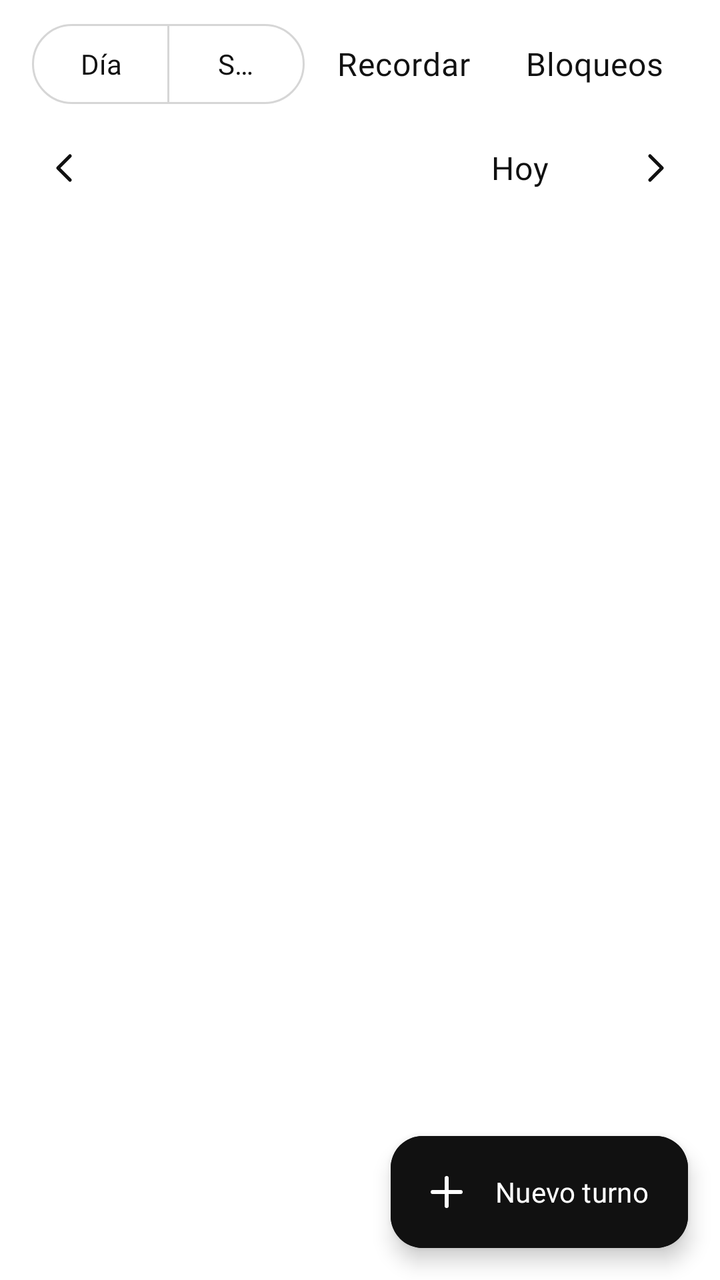
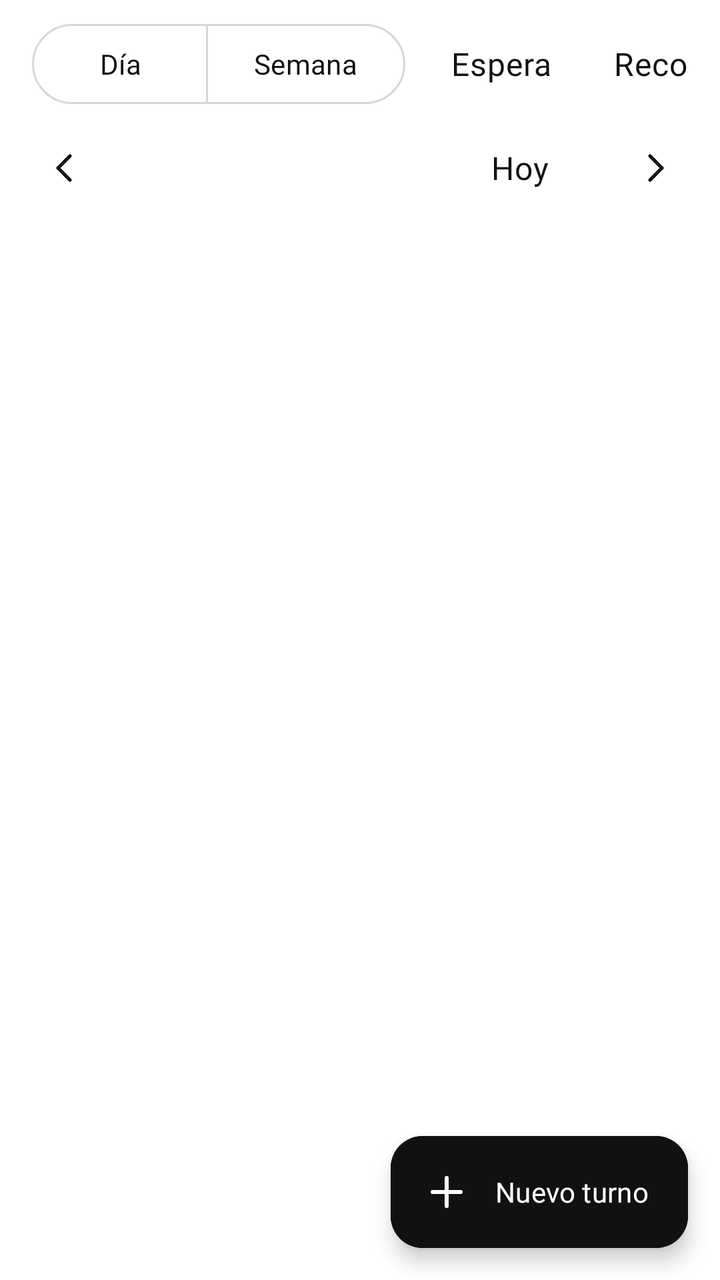

Before-and-after screenshots of an Android layout around one commit, followed by the original layout XML and the change that was made.
<!-- AndroidManifest.xml: application theme Theme.Metanoia -->
<!-- res/layout/fragment_agenda.xml -->
<?xml version="1.0" encoding="utf-8"?>
<androidx.coordinatorlayout.widget.CoordinatorLayout xmlns:android="http://schemas.android.com/apk/res/android"
    xmlns:app="http://schemas.android.com/apk/res-auto"
    android:layout_width="match_parent"
    android:layout_height="match_parent">

    <LinearLayout
        android:layout_width="match_parent"
        android:layout_height="match_parent"
        android:orientation="vertical">

        <LinearLayout
            android:layout_width="match_parent"
            android:layout_height="wrap_content"
            android:gravity="center_vertical"
            android:orientation="horizontal"
            android:paddingHorizontal="@dimen/screen_margin"
            android:paddingTop="@dimen/space_s">

            <com.google.android.material.button.MaterialButtonToggleGroup
                android:id="@+id/agendaViewModeGroup"
                android:layout_width="0dp"
                android:layout_height="wrap_content"
                android:layout_weight="1"
                app:selectionRequired="true"
                app:singleSelection="true">

                <com.google.android.material.button.MaterialButton
                    android:id="@+id/btnAgendaModeDay"
                    style="@style/Widget.Material3.Button.OutlinedButton"
                    android:layout_width="0dp"
                    android:layout_height="wrap_content"
                    android:layout_weight="1"
                    android:minHeight="@dimen/touch_target_min"
                    android:text="@string/agenda_mode_day" />

                <com.google.android.material.button.MaterialButton
                    android:id="@+id/btnAgendaModeWeek"
                    style="@style/Widget.Material3.Button.OutlinedButton"
                    android:layout_width="0dp"
                    android:layout_height="wrap_content"
                    android:layout_weight="1"
                    android:minHeight="@dimen/touch_target_min"
                    android:text="@string/agenda_mode_week" />
            </com.google.android.material.button.MaterialButtonToggleGroup>

            <com.google.android.material.button.MaterialButton
                android:id="@+id/btnAgendaReminders"
                style="@style/Widget.Metanoia.Button.Text"
                android:layout_width="wrap_content"
                android:layout_height="wrap_content"
                android:layout_marginStart="@dimen/space_xs"
                android:text="@string/agenda_reminders_button" />

            <com.google.android.material.button.MaterialButton
                android:id="@+id/btnAgendaBlocks"
                style="@style/Widget.Metanoia.Button.Text"
                android:layout_width="wrap_content"
                android:layout_height="wrap_content"
                android:layout_marginStart="@dimen/space_xs"
                android:text="@string/agenda_blocks_button" />
        </LinearLayout>

        <LinearLayout
            android:layout_width="match_parent"
            android:layout_height="wrap_content"
            android:gravity="center_vertical"
            android:orientation="horizontal"
            android:paddingHorizontal="@dimen/space_s"
            android:paddingTop="@dimen/space_xs">

            <ImageButton
                android:id="@+id/btnAgendaPrevDate"
                android:layout_width="@dimen/touch_target_min"
                android:layout_height="@dimen/touch_target_min"
                android:background="?attr/selectableItemBackgroundBorderless"
                android:contentDescription="@string/agenda_prev_day"
                android:src="@drawable/ic_chevron_left"
                app:tint="?attr/colorOnSurface" />

            <TextView
                android:id="@+id/agendaDateLabel"
                android:layout_width="0dp"
                android:layout_height="wrap_content"
                android:layout_weight="1"
                android:gravity="center"
                android:textAppearance="@style/TextAppearance.Metanoia.Subtitle"
                android:textColor="?attr/colorOnSurface" />

            <com.google.android.material.button.MaterialButton
                android:id="@+id/btnAgendaToday"
                style="@style/Widget.Metanoia.Button.Text"
                android:layout_width="wrap_content"
                android:layout_height="wrap_content"
                android:text="@string/agenda_today" />

            <ImageButton
                android:id="@+id/btnAgendaNextDate"
                android:layout_width="@dimen/touch_target_min"
                android:layout_height="@dimen/touch_target_min"
                android:background="?attr/selectableItemBackgroundBorderless"
                android:contentDescription="@string/agenda_next_day"
                android:src="@drawable/ic_chevron_right"
                app:tint="?attr/colorOnSurface" />
        </LinearLayout>

        <HorizontalScrollView
            android:layout_width="match_parent"
            android:layout_height="wrap_content"
            android:clipToPadding="false"
            android:paddingHorizontal="@dimen/screen_margin"
            android:scrollbars="none">

            <com.google.android.material.chip.ChipGroup
                android:id="@+id/agendaProfessionalFilterGroup"
                android:layout_width="wrap_content"
                android:layout_height="wrap_content"
                app:selectionRequired="true"
                app:singleLine="true"
                app:singleSelection="true" />
        </HorizontalScrollView>

        <com.metanoia.app.ui.common.AlertBanner
            android:id="@+id/agendaBackupBanner"
            android:layout_width="match_parent"
            android:layout_height="wrap_content"
            android:layout_marginHorizontal="@dimen/screen_margin"
            android:layout_marginTop="@dimen/space_xs"
            android:visibility="gone" />

        <FrameLayout
            android:layout_width="match_parent"
            android:layout_height="0dp"
            android:layout_weight="1">

            <androidx.recyclerview.widget.RecyclerView
                android:id="@+id/agendaRecycler"
                android:layout_width="match_parent"
                android:layout_height="match_parent"
                android:clipToPadding="false"
                android:paddingTop="@dimen/space_xs"
                android:paddingBottom="@dimen/space_xxl" />

            <com.metanoia.app.ui.common.EmptyStateView
                android:id="@+id/agendaEmptyState"
                android:layout_width="match_parent"
                android:layout_height="match_parent"
                android:visibility="gone"
                app:emptyMessage="@string/empty_agenda_title" />
        </FrameLayout>
    </LinearLayout>

    <com.google.android.material.floatingactionbutton.ExtendedFloatingActionButton
        android:id="@+id/fabNewAppointment"
        android:layout_width="wrap_content"
        android:layout_height="wrap_content"
        android:layout_gravity="bottom|end"
        android:layout_margin="@dimen/screen_margin"
        android:backgroundTint="?attr/colorPrimary"
        android:text="@string/agenda_new_appointment_fab"
        android:textColor="?attr/colorOnPrimary"
        app:icon="@drawable/ic_add"
        app:iconTint="?attr/colorOnPrimary" />
</androidx.coordinatorlayout.widget.CoordinatorLayout>
<!-- resources referenced by this layout -->
<resources>
  <dimen name="screen_margin">16dp</dimen>
  <dimen name="space_s">8dp</dimen>
  <dimen name="space_xs">4dp</dimen>
  <dimen name="space_xxl">48dp</dimen>
  <dimen name="touch_target_min">48dp</dimen>
  <!-- drawable ic_add (drawable) -->
  <vector xmlns:android="http://schemas.android.com/apk/res/android"
      android:width="24dp"
      android:height="24dp"
      android:viewportWidth="24"
      android:viewportHeight="24">
      <path
          android:fillColor="@android:color/transparent"
          android:pathData="M12,5 V19 M5,12 H19"
          android:strokeWidth="2"
          android:strokeColor="#FF000000"
          android:strokeLineCap="round"
          android:strokeLineJoin="round" />
  </vector>
  <string name="agenda_blocks_button">Bloqueos</string>
  <string name="agenda_mode_day">Día</string>
  <string name="agenda_mode_week">Semana</string>
  <string name="agenda_new_appointment_fab">Nuevo turno</string>
  <string name="agenda_next_day">Día siguiente</string>
  <string name="agenda_prev_day">Día anterior</string>
  <string name="agenda_reminders_button">Recordar</string>
  <string name="agenda_today">Hoy</string>
  <string name="empty_agenda_title">Todavía no hay turnos cargados para hoy.</string>
  <style name="TextAppearance.Metanoia.Subtitle" parent="TextAppearance.Material3.TitleMedium">
          <item name="fontFamily">@font/montserrat_semibold</item>
          <item name="android:fontFamily">@font/montserrat_semibold</item>
          <item name="android:textSize">16sp</item>
      </style>
  <style name="Widget.Metanoia.Button.Text" parent="Widget.Material3.Button.TextButton">
          <item name="android:textColor">?attr/colorPrimary</item>
          <item name="android:textAppearance">@style/TextAppearance.Metanoia.Button</item>
          <item name="android:minHeight">@dimen/touch_target_min</item>
      </style>
  <style name="TextAppearance.Metanoia.Button" parent="TextAppearance.Material3.LabelLarge">
          <item name="fontFamily">@font/montserrat_semibold</item>
          <item name="android:fontFamily">@font/montserrat_semibold</item>
          <item name="android:textSize">16sp</item>
          <item name="android:letterSpacing">0.02</item>
      </style>
  <color name="ink">#111111</color>
  <color name="white">#FFFFFF</color>
  <color name="accent_light">#8C2F39</color>
  <color name="on_accent_light">#FFFFFF</color>
  <color name="accent_container_light">#F3E3E5</color>
  <color name="gray50">#F5F5F5</color>
  <color name="gray200">#D6D6D6</color>
  <color name="gray100">#EBEBEB</color>
  <color name="gray600">#616161</color>
  <style name="TextAppearance.Metanoia.Body" parent="TextAppearance.Material3.BodyLarge">
          <item name="fontFamily">@font/inter_regular</item>
          <item name="android:fontFamily">@font/inter_regular</item>
          <item name="android:textSize">16sp</item>
      </style>
  <style name="TextAppearance.Metanoia.BodySmall" parent="TextAppearance.Material3.BodyMedium">
          <item name="fontFamily">@font/inter_regular</item>
          <item name="android:fontFamily">@font/inter_regular</item>
          <item name="android:textSize">14sp</item>
      </style>
  <style name="TextAppearance.Metanoia.Caption" parent="TextAppearance.Material3.BodySmall">
          <item name="fontFamily">@font/inter_regular</item>
          <item name="android:fontFamily">@font/inter_regular</item>
          <item name="android:textSize">12sp</item>
      </style>
  <style name="TextAppearance.Metanoia.Label" parent="TextAppearance.Material3.LabelLarge">
          <item name="fontFamily">@font/inter_medium</item>
          <item name="android:fontFamily">@font/inter_medium</item>
          <item name="android:textSize">14sp</item>
      </style>
  <!-- unchanged entries left out for length: 3 -->
</resources>

<!-- the commit's change to res/layout/fragment_agenda.xml (unified diff, before → after) -->
@@ -19,46 +19,62 @@
 
             <com.google.android.material.button.MaterialButtonToggleGroup
                 android:id="@+id/agendaViewModeGroup"
-                android:layout_width="0dp"
+                android:layout_width="wrap_content"
                 android:layout_height="wrap_content"
-                android:layout_weight="1"
                 app:selectionRequired="true"
                 app:singleSelection="true">
 
                 <com.google.android.material.button.MaterialButton
                     android:id="@+id/btnAgendaModeDay"
                     style="@style/Widget.Material3.Button.OutlinedButton"
-                    android:layout_width="0dp"
+                    android:layout_width="wrap_content"
                     android:layout_height="wrap_content"
-                    android:layout_weight="1"
                     android:minHeight="@dimen/touch_target_min"
                     android:text="@string/agenda_mode_day" />
 
                 <com.google.android.material.button.MaterialButton
                     android:id="@+id/btnAgendaModeWeek"
                     style="@style/Widget.Material3.Button.OutlinedButton"
-                    android:layout_width="0dp"
+                    android:layout_width="wrap_content"
                     android:layout_height="wrap_content"
-                    android:layout_weight="1"
                     android:minHeight="@dimen/touch_target_min"
                     android:text="@string/agenda_mode_week" />
             </com.google.android.material.button.MaterialButtonToggleGroup>
 
-            <com.google.android.material.button.MaterialButton
-                android:id="@+id/btnAgendaReminders"
-                style="@style/Widget.Metanoia.Button.Text"
-                android:layout_width="wrap_content"
+            <HorizontalScrollView
+                android:layout_width="0dp"
                 android:layout_height="wrap_content"
                 android:layout_marginStart="@dimen/space_xs"
-                android:text="@string/agenda_reminders_button" />
+                android:layout_weight="1"
+                android:scrollbars="none">
 
-            <com.google.android.material.button.MaterialButton
-                android:id="@+id/btnAgendaBlocks"
-                style="@style/Widget.Metanoia.Button.Text"
-                android:layout_width="wrap_content"
-                android:layout_height="wrap_content"
-                android:layout_marginStart="@dimen/space_xs"
-                android:text="@string/agenda_blocks_button" />
+                <LinearLayout
+                    android:layout_width="wrap_content"
+                    android:layout_height="wrap_content"
+                    android:orientation="horizontal">
+
+                    <com.google.android.material.button.MaterialButton
+                        android:id="@+id/btnAgendaWaitlist"
+                        style="@style/Widget.Metanoia.Button.Text"
+                        android:layout_width="wrap_content"
+                        android:layout_height="wrap_content"
+                        android:text="@string/agenda_waitlist_button" />
+
+                    <com.google.android.material.button.MaterialButton
+                        android:id="@+id/btnAgendaReminders"
+                        style="@style/Widget.Metanoia.Button.Text"
+                        android:layout_width="wrap_content"
+                        android:layout_height="wrap_content"
+                        android:text="@string/agenda_reminders_button" />
+
+                    <com.google.android.material.button.MaterialButton
+                        android:id="@+id/btnAgendaBlocks"
+                        style="@style/Widget.Metanoia.Button.Text"
+                        android:layout_width="wrap_content"
+                        android:layout_height="wrap_content"
+                        android:text="@string/agenda_blocks_button" />
+                </LinearLayout>
+            </HorizontalScrollView>
         </LinearLayout>
 
         <LinearLayout
<!-- resource entries referenced after the edit -->
@@ -27,6 +27,7 @@
   <string name="agenda_prev_day">Día anterior</string>
   <string name="agenda_reminders_button">Recordar</string>
   <string name="agenda_today">Hoy</string>
+  <string name="agenda_waitlist_button">Espera</string>
   <string name="empty_agenda_title">Todavía no hay turnos cargados para hoy.</string>
   <style name="TextAppearance.Metanoia.Subtitle" parent="TextAppearance.Material3.TitleMedium">
           <item name="fontFamily">@font/montserrat_semibold</item>
